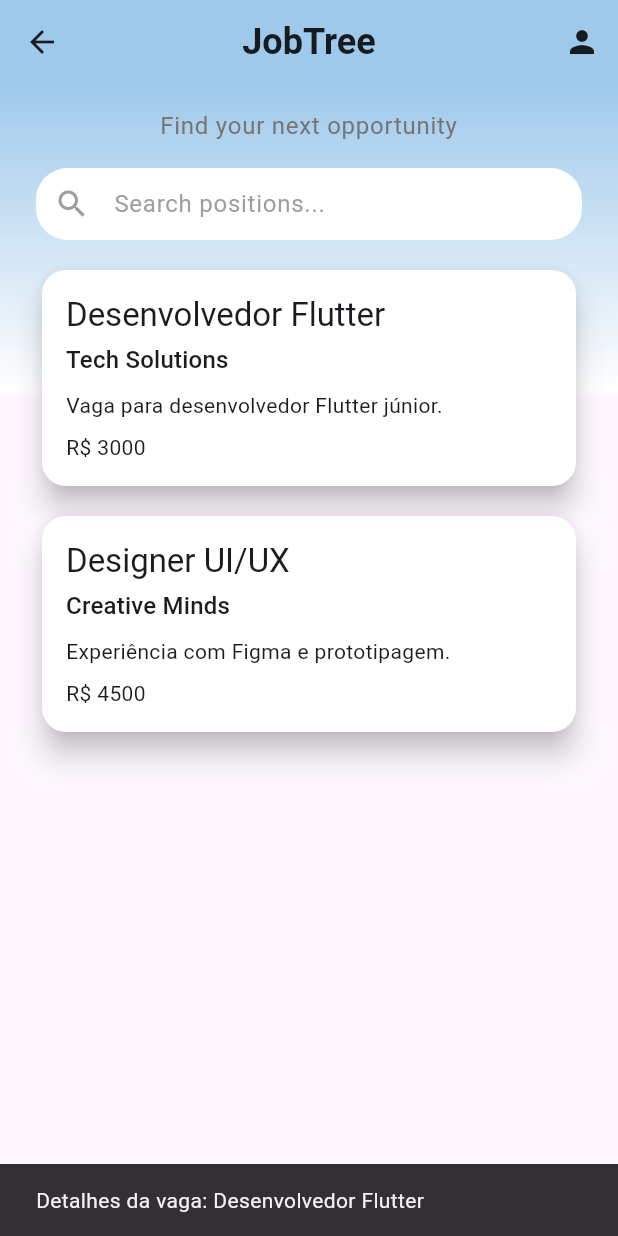
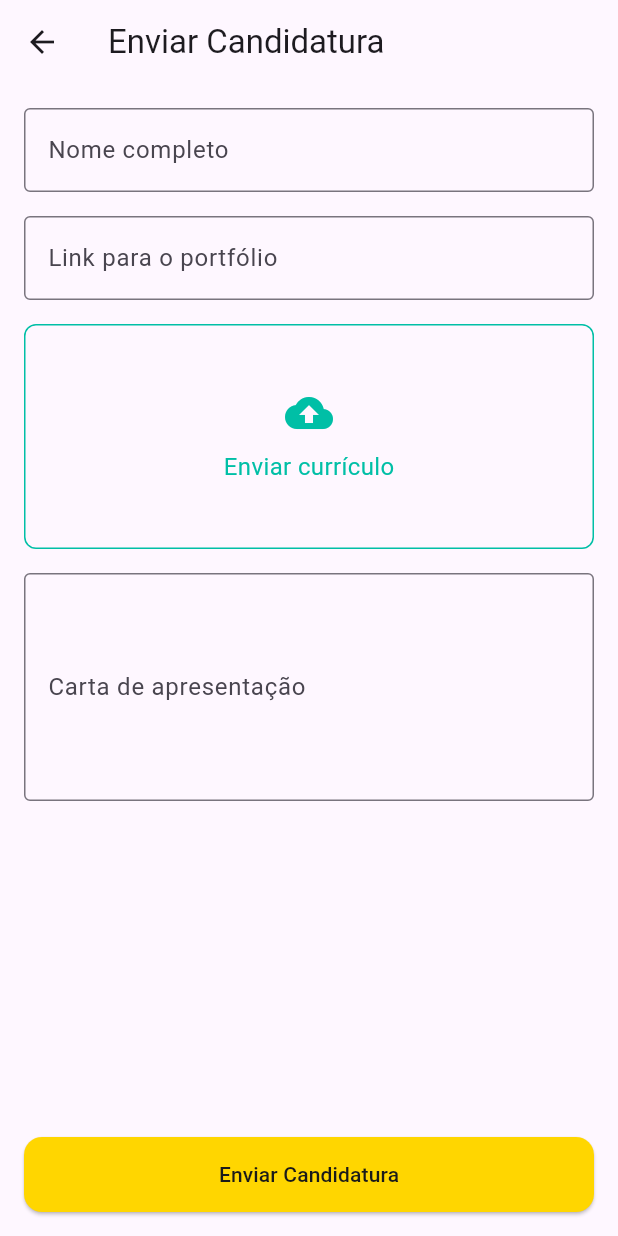
Before and after one commit to natycristina/AA2_mobile, a Flutter app: the JobListingScreen screen opened by its route, after a tap on "Desenvolvedor Flutter", on a phone screen of 412 x 824 dp. Run offline on Flutter 3.47's test engine with Material 3 defaults, Android fonts, the phone set to English and light mode, and no system bars; our stand-ins replace shared_preferences, sqflite, sqflite_common_ffi; missing offline and left inert: dart:ffi; accounts and stored records are empty.

Commit message:
tela de aplicação

```diff
--- a/lib/database/app_database.dart
+++ b/lib/database/app_database.dart
@@ -149,9 +149,9 @@ class AppDatabase {
   }
 
   // Métodos para JobUser (se necessário)
-  Future<int> applyToJob(int userId, int jobId) async {
+  Future<int> applyToJob(String userEmail, int jobId) async {
     final db = await database;
-    return await db.insert('user_jobs', {'userId': userId, 'jobId': jobId});
+    return await db.insert('user_jobs', {'userEmail': userEmail, 'jobId': jobId});
   }
 
   // --- NOVOS MÉTODOS ADICIONADOS PARA RESOLVER ERROS ---
--- a/lib/main.dart
+++ b/lib/main.dart
@@ -1,6 +1,8 @@
 import 'package:flutter/material.dart';
 import 'package:flutter_localizations/flutter_localizations.dart';
+import 'package:flutter_projects/models/job.dart';
 import 'package:flutter_projects/repositories/user_repository.dart';
+import 'package:flutter_projects/screens/apply_to_job_screen.dart';
 import 'package:flutter_projects/screens/register_screen.dart';
 import 'package:flutter_projects/viewmodels/register_viewmodel.dart';
 import 'package:provider/provider.dart';
@@ -60,7 +62,22 @@ class MyApp extends StatelessWidget {
           onNavigateToLogin: () => NavigateToLogin(context)
           ),
       },
+        onGenerateRoute: (settings) {
+        if (settings.name == '/jobApplication') {
+          final args = settings.arguments as Map<String, dynamic>;
+          final Job job = args['selectedJob'];
+
+          return MaterialPageRoute(
+            builder: (context) =>
+                ApplyToJobScreen(
+                  selectedJob: job,
+                  onBack: () => NavigateToJobListing(context),
+                ),
+          );
+        }
+      }
     );
+
   }
 }
 
--- a/lib/repositories/user_repository.dart
+++ b/lib/repositories/user_repository.dart
@@ -91,11 +91,11 @@ class UserRepository {
   }
 
   // Adicione um método para aplicar a uma vaga
-  Future<bool> applyToJob(int userId, int jobId) async {
+  Future<bool> applyToJob(String userEmail, int jobId) async {
     try {
       // A linha "final jobUser = JobUser(...);" FOI REMOVIDA
       // pois o seu AppDatabase.applyToJob espera userId e jobId diretamente.
-      final id = await _appDatabase.applyToJob(userId, jobId); // <--- CORRIGIDO AQUI!
+      final id = await _appDatabase.applyToJob(userEmail, jobId); // <--- CORRIGIDO AQUI!
       return id > 0;
     } catch (e) {
       print('Erro ao aplicar à vaga: $e');
--- /dev/null
+++ b/lib/screens/apply_to_job_screen.dart
@@ -0,0 +1,118 @@
+import 'package:flutter/cupertino.dart';
+import 'package:flutter/material.dart';
+import 'package:flutter_projects/models/job.dart';
+
+class ApplyToJobScreen extends StatefulWidget {
+  final Job? selectedJob;
+  final VoidCallback? onBack;
+
+  const ApplyToJobScreen({super.key, this.selectedJob, this.onBack});
+
+  @override
+  State<ApplyToJobScreen> createState() => _ApplyToJobScreenState();
+}
+
+class _ApplyToJobScreenState extends State<ApplyToJobScreen> {
+  final TextEditingController _fullNameController = TextEditingController();
+  final TextEditingController _portfolioController = TextEditingController();
+  final TextEditingController _messageController = TextEditingController();
+
+  @override
+  Widget build(BuildContext context) {
+    return Scaffold(
+      appBar: AppBar(
+        title: const Text("Enviar Candidatura"),
+        leading: IconButton(
+          icon: const Icon(Icons.arrow_back),
+          onPressed: widget.onBack,
+        ),
+      ),
+      body: Padding(
+        padding: const EdgeInsets.all(16.0),
+        child: Column(
+          children: [
+            TextField(
+              controller: _fullNameController,
+              decoration: const InputDecoration(
+                labelText: "Nome completo",
+                border: OutlineInputBorder(),
+              ),
+            ),
+            const SizedBox(height: 16),
+
+            TextField(
+              controller: _portfolioController,
+              decoration: const InputDecoration(
+                labelText: "Link para o portfólio",
+                border: OutlineInputBorder(),
+              ),
+            ),
+            const SizedBox(height: 16),
+
+            GestureDetector(
+              onTap: () {
+                // widget.applyToJob(widget.jobId);
+              },
+              child: Container(
+                height: 150,
+                width: double.infinity,
+                decoration: BoxDecoration(
+                  border: Border.all(color: const Color(0xFF00BFA6), width: 1),
+                  borderRadius: BorderRadius.circular(8),
+                ),
+                child: Column(
+                  mainAxisAlignment: MainAxisAlignment.center,
+                  children: const [
+                    Icon(Icons.cloud_upload, size: 32, color: Color(0xFF00BFA6)),
+                    SizedBox(height: 8),
+                    Text(
+                      "Enviar currículo",
+                      style: TextStyle(
+                        color: Color(0xFF00BFA6),
+                        fontSize: 16,
+                      ),
+                    ),
+                  ],
+                ),
+              ),
+            ),
+            const SizedBox(height: 16),
+
+            TextField(
+              controller: _messageController,
+              maxLines: 5,
+              decoration: const InputDecoration(
+                labelText: "Carta de apresentação",
+                border: OutlineInputBorder(),
+              ),
+            ),
+            const Spacer(),
+
+            SizedBox(
+              width: double.infinity,
+              height: 50,
+              child: ElevatedButton(
+                onPressed: () {
+                  debugPrint("Clicked on apply");
+                  // widget.applyToJob(widget.jobId);
+                  // widget.navigateToHomepage();
+                },
+                style: ElevatedButton.styleFrom(
+                  backgroundColor: const Color(0xFFFFD600), // VoeYellow
+                  foregroundColor: Colors.white,
+                  shape: RoundedRectangleBorder(
+                    borderRadius: BorderRadius.circular(12),
+                  ),
+                ),
+                child: const Text(
+                  "Enviar Candidatura",
+                  style: TextStyle(color: Color(0xFF1A1A1A)), // VoeTextBlack
+                ),
+              ),
+            ),
+          ],
+        ),
+      ),
+    );
+  }
+}
--- a/lib/screens/job_listing_screen.dart
+++ b/lib/screens/job_listing_screen.dart
@@ -99,14 +99,7 @@ class JobListingScreen extends StatelessWidget {
                       padding: const EdgeInsets.only(bottom: 12.0),
                       child: JobCard(
                         job: job,
-                        onTap: () {
-                          print('Job clicked: ${job.idJob}');
-                          // TODO: Implementar navegação para o detalhe da vaga
-                          // Exemplo: Navigator.pushNamed(context, '/jobDetail', arguments: job.idJob);
-                          ScaffoldMessenger.of(context).showSnackBar(
-                            SnackBar(content: Text('Detalhes da vaga: ${job.titulo}')),
-                          );
-                        },
+                        onTap: () { ClickOnJob(context, job); },
                       ),
                     );
                   },
@@ -170,3 +163,11 @@ class JobCard extends StatelessWidget {
     );
   }
 }
+
+void ClickOnJob(BuildContext context, Job selectedJob) {
+  Navigator.pushReplacementNamed(context, '/jobApplication', arguments: {'selectedJob': selectedJob});
+}
+
+void OnBack(BuildContext context) {
+  Navigator.pushReplacementNamed(context, '/home');
+}
```
Also changed, not shown: lib/screens/job_detail_screen.dart (added).
